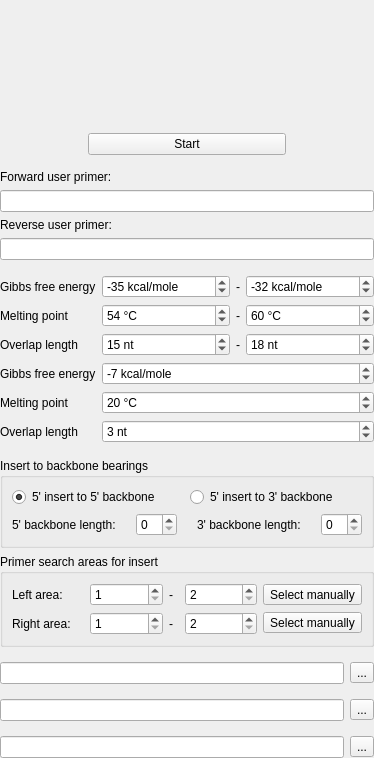
This is src/plugins/pcr_primer_design_for_dna_assembly/src/PCRPrimerDesignForDNAAssemblyOPWidget.ui in ugeneunipro/ugene as Qt 5 draws it before an edit. The edited form follows.
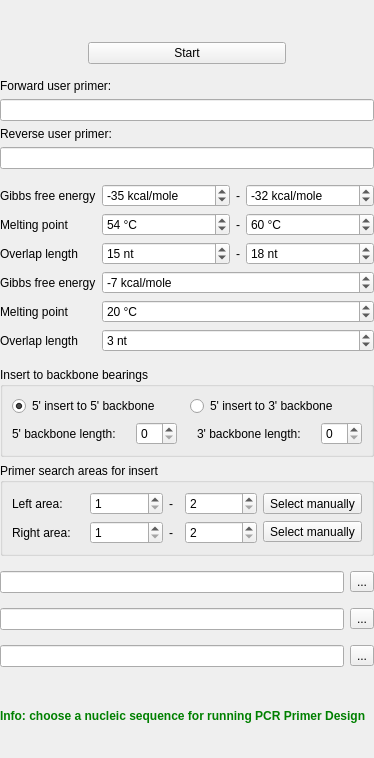
This is the edited form. Custom widgets are drawn as their Qt base class.

Commit message: UGENE-7325. Make the "PCR primer design" tab visible for DNA sequence only. The widget is dynamically enabled/disabled when selecting a nucleotide/non-nucleotide sequence. Reconstructed UI file: added a widget to the root containing other widgets, added a warning label.

Diff of the .ui file:
```diff
--- a/src/plugins/pcr_primer_design_for_dna_assembly/src/PCRPrimerDesignForDNAAssemblyOPWidget.ui
+++ b/src/plugins/pcr_primer_design_for_dna_assembly/src/PCRPrimerDesignForDNAAssemblyOPWidget.ui
@@ -27,6 +27,21 @@
     <number>0</number>
    </property>
    <item>
+    <widget class="QWidget" name="runPcrPrimerDesignWidget" native="true">
+     <layout class="QVBoxLayout" name="verticalLayout_1">
+      <property name="leftMargin">
+       <number>0</number>
+      </property>
+      <property name="topMargin">
+       <number>0</number>
+      </property>
+      <property name="rightMargin">
+       <number>0</number>
+      </property>
+      <property name="bottomMargin">
+       <number>0</number>
+      </property>
+      <item>
     <widget class="U2::ShowHideSubgroupWidget" name="userPrimersShowHideGroup" native="true"/>
    </item>
    <item>
@@ -822,6 +837,26 @@
        </layout>
       </item>
      </layout>
+       </widget>
+      </item>
+     </layout>
+    </widget>
+   </item>
+   <item>
+    <widget class="QLabel" name="alphabetWarningLabel" native="true">
+     <property name="styleSheet">
+      <string notr="true">color: green;
+font-weight: 600;</string>
+     </property>
+     <property name="text">
+      <string>Info: choose a nucleic sequence for running PCR Primer Design</string>
+     </property>
+     <property name="alignment">
+      <set>Qt::AlignLeading|Qt::AlignLeft|Qt::AlignVCenter</set>
+     </property>
+     <property name="wordWrap">
+      <bool>true</bool>
+     </property>
     </widget>
    </item>
   </layout>
```
Lines whose indentation alone changed are shown as unchanged. The commit also changes 2 other files.
